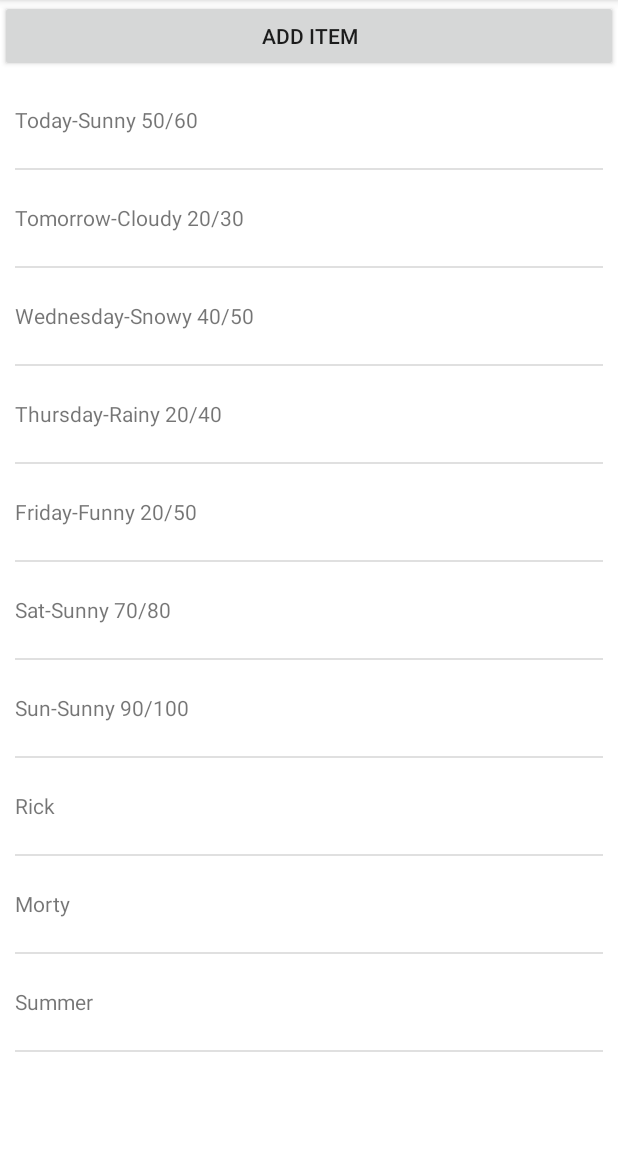
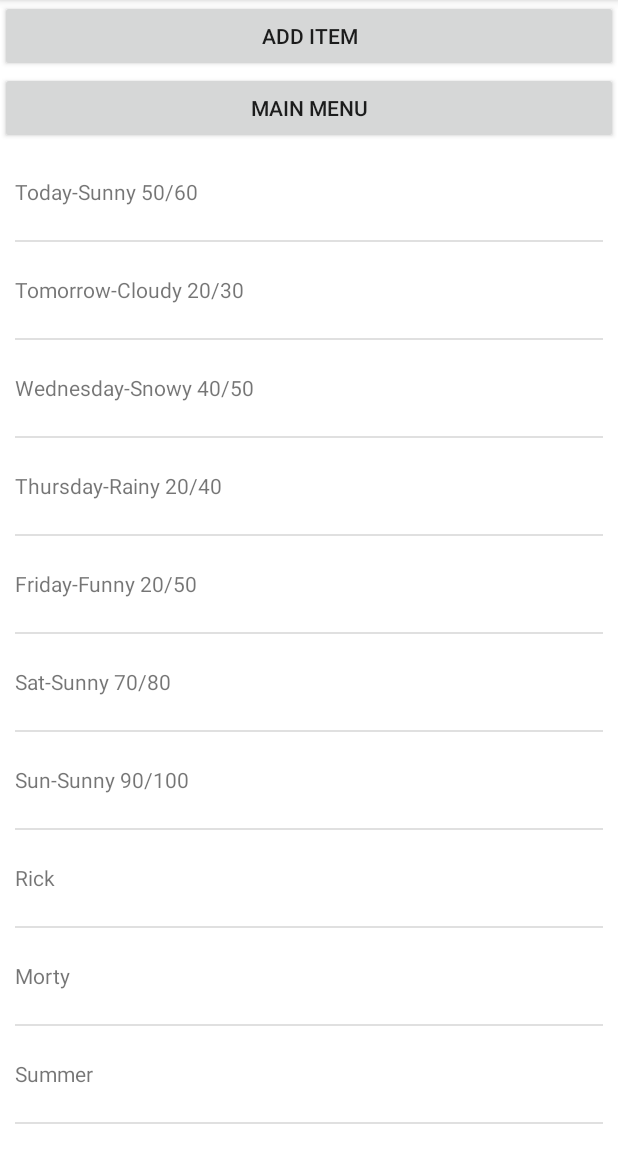
Before and after one commit to dvdprr6/RemindMeAt, an Android app: the RemindMeAtListActivity screen opened directly, with no data from a screen before it, on a phone screen of 412 x 824 dp, the part 84-1236 px from its top. Run offline under Robolectric (Android 15) with nearby library versions, the phone set to English and light mode, and no system bars.

Commit message:
button to go back to main menu

```diff
--- a/app/src/main/java/com/example/david/remindmeat/RemindMeAtListActivity.java
+++ b/app/src/main/java/com/example/david/remindmeat/RemindMeAtListActivity.java
@@ -39,6 +39,11 @@ public class RemindMeAtListActivity extends AppCompatActivity {
         startActivity(creatRemindItemIntent);
     }
 
+    public void mainMenu(View view){
+        Intent mainMenuIntent = new Intent(this, MainMenuActivity.class);
+        startActivity(mainMenuIntent);
+    }
+
     public static class PlaceholderFragment extends Fragment {
 
         public PlaceholderFragment() {}
--- a/app/src/main/res/layout/list_view_fragment.xml
+++ b/app/src/main/res/layout/list_view_fragment.xml
@@ -13,6 +13,13 @@
         android:text="@string/addItem"
         android:onClick="addItem"/>
 
+    <Button
+        android:id="@+id/backMainMenu"
+        android:layout_width="match_parent"
+        android:layout_height="wrap_content"
+        android:text="@string/mainMenu"
+        android:onClick="mainMenu"/>
+
     <FrameLayout xmlns:android="http://schemas.android.com/apk/res/android"
         android:layout_width="match_parent"
         android:layout_height="match_parent"
```
